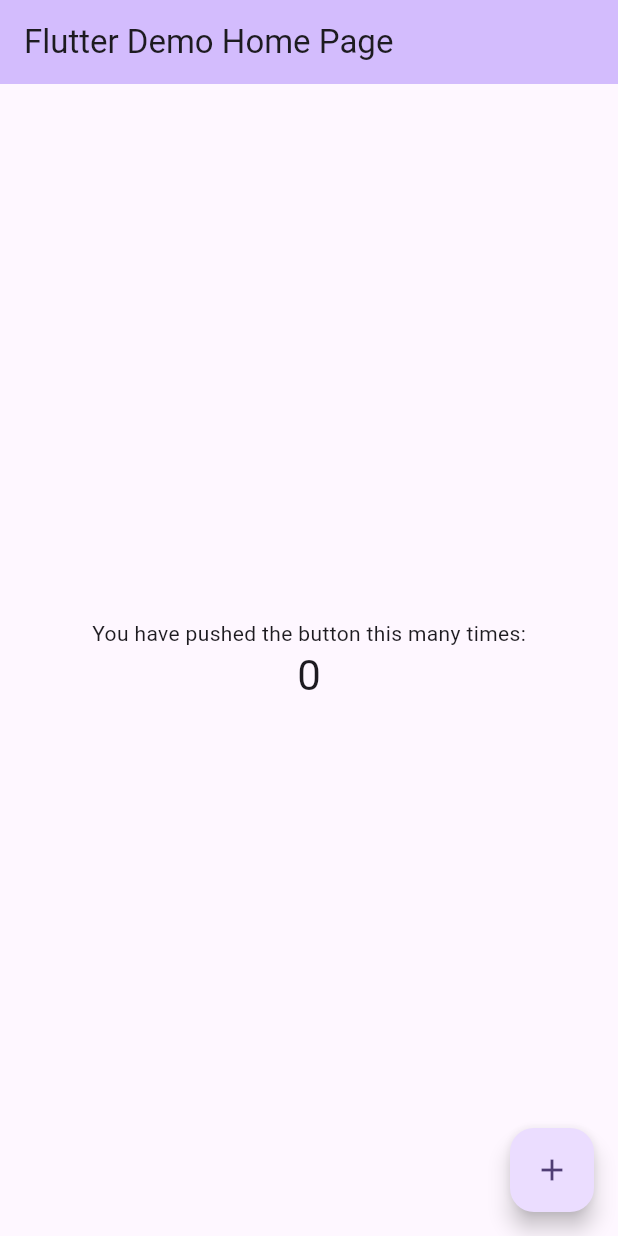
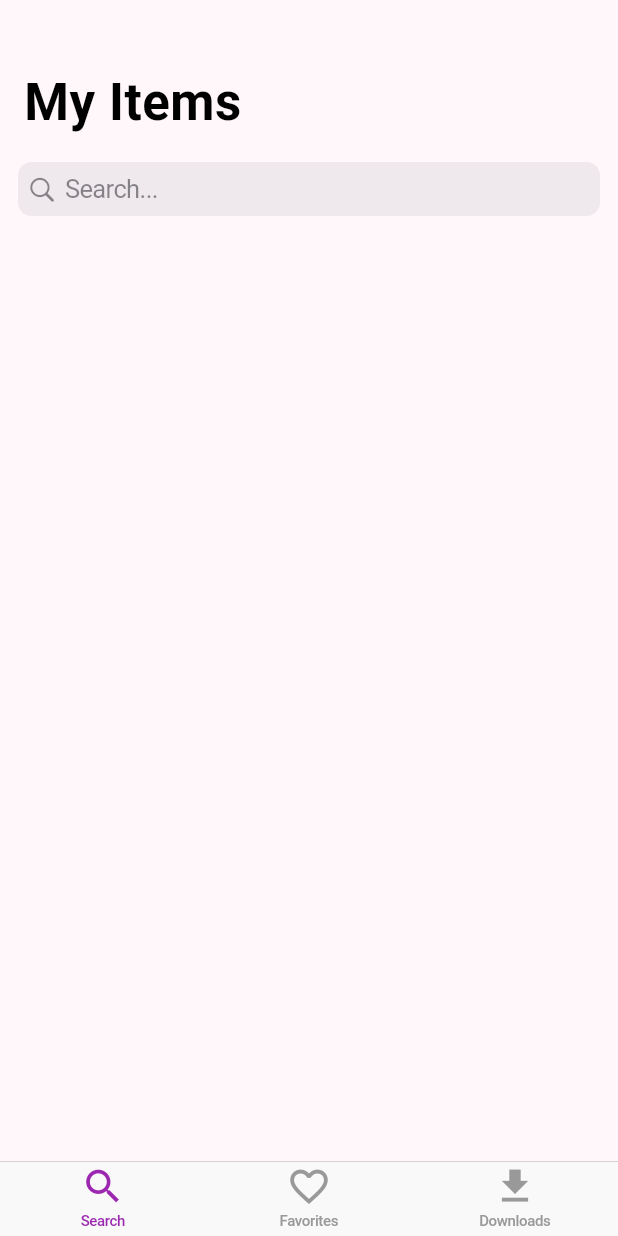
Before and after one commit to abdulbasit4726/Podcast_Flutter, a Flutter app: the screen it shows after launch, on a phone screen of 412 x 824 dp. Run offline on Flutter 3.47's test engine with Material 3 defaults, Android fonts, the phone set to English and light mode, and no system bars.

Commit message:
Search API Implementation

```diff
--- a/lib/main.dart
+++ b/lib/main.dart
@@ -1,4 +1,6 @@
 import 'package:flutter/material.dart';
+
+import 'package:podcast_flutter/screens/tabbar_screen.dart';
 
 void main() {
   runApp(const MyApp());
@@ -11,112 +13,12 @@ class MyApp extends StatelessWidget {
   @override
   Widget build(BuildContext context) {
     return MaterialApp(
-      title: 'Flutter Demo',
+      title: 'Podcast Flutter',
+      debugShowCheckedModeBanner: false,
       theme: ThemeData(
-        // This is the theme of your application.
-        //
-        // TRY THIS: Try running your application with "flutter run". You'll see
-        // the application has a purple toolbar. Then, without quitting the app,
-        // try changing the seedColor in the colorScheme below to Colors.green
-        // and then invoke "hot reload" (save your changes or press the "hot
-        // reload" button in a Flutter-supported IDE, or press "r" if you used
-        // the command line to start the app).
-        //
-        // Notice that the counter didn't reset back to zero; the application
-        // state is not lost during the reload. To reset the state, use hot
-        // restart instead.
-        //
-        // This works for code too, not just values: Most code changes can be
-        // tested with just a hot reload.
-        colorScheme: ColorScheme.fromSeed(seedColor: Colors.deepPurple),
+        colorScheme: ColorScheme.fromSeed(seedColor: Colors.purple),
       ),
-      home: const MyHomePage(title: 'Flutter Demo Home Page'),
+      home: const TabbarScreen(),
     );
   }
 }
-
-class MyHomePage extends StatefulWidget {
-  const MyHomePage({super.key, required this.title});
-
-  // This widget is the home page of your application. It is stateful, meaning
-  // that it has a State object (defined below) that contains fields that affect
-  // how it looks.
-
-  // This class is the configuration for the state. It holds the values (in this
-  // case the title) provided by the parent (in this case the App widget) and
-  // used by the build method of the State. Fields in a Widget subclass are
-  // always marked "final".
-
-  final String title;
-
-  @override
-  State<MyHomePage> createState() => _MyHomePageState();
-}
-
-class _MyHomePageState extends State<MyHomePage> {
-  int _counter = 0;
-
-  void _incrementCounter() {
-    setState(() {
-      // This call to setState tells the Flutter framework that something has
-      // changed in this State, which causes it to rerun the build method below
-      // so that the display can reflect the updated values. If we changed
-      // _counter without calling setState(), then the build method would not be
-      // called again, and so nothing would appear to happen.
-      _counter++;
-    });
-  }
-
-  @override
-  Widget build(BuildContext context) {
-    // This method is rerun every time setState is called, for instance as done
-    // by the _incrementCounter method above.
-    //
-    // The Flutter framework has been optimized to make rerunning build methods
-    // fast, so that you can just rebuild anything that needs updating rather
-    // than having to individually change instances of widgets.
-    return Scaffold(
-      appBar: AppBar(
-        // TRY THIS: Try changing the color here to a specific color (to
-        // Colors.amber, perhaps?) and trigger a hot reload to see the AppBar
-        // change color while the other colors stay the same.
-        backgroundColor: Theme.of(context).colorScheme.inversePrimary,
-        // Here we take the value from the MyHomePage object that was created by
-        // the App.build method, and use it to set our appbar title.
-        title: Text(widget.title),
-      ),
-      body: Center(
-        // Center is a layout widget. It takes a single child and positions it
-        // in the middle of the parent.
-        child: Column(
-          // Column is also a layout widget. It takes a list of children and
-          // arranges them vertically. By default, it sizes itself to fit its
-          // children horizontally, and tries to be as tall as its parent.
-          //
-          // Column has various properties to control how it sizes itself and
-          // how it positions its children. Here we use mainAxisAlignment to
-          // center the children vertically; the main axis here is the vertical
-          // axis because Columns are vertical (the cross axis would be
-          // horizontal).
-          //
-          // TRY THIS: Invoke "debug painting" (choose the "Toggle Debug Paint"
-          // action in the IDE, or press "p" in the console), to see the
-          // wireframe for each widget.
-          mainAxisAlignment: MainAxisAlignment.center,
-          children: <Widget>[
-            const Text('You have pushed the button this many times:'),
-            Text(
-              '$_counter',
-              style: Theme.of(context).textTheme.headlineMedium,
-            ),
-          ],
-        ),
-      ),
-      floatingActionButton: FloatingActionButton(
-        onPressed: _incrementCounter,
-        tooltip: 'Increment',
-        child: const Icon(Icons.add),
-      ), // This trailing comma makes auto-formatting nicer for build methods.
-    );
-  }
-}
--- /dev/null
+++ b/lib/models/podcast.dart
@@ -0,0 +1,20 @@
+class Podcast {
+  final int trackId;
+  final String? trackName;
+  final String? artistName;
+
+  Podcast({required this.trackId, this.trackName, this.artistName});
+
+  factory Podcast.fromJSON(Map<String, dynamic> json) {
+    return Podcast(
+      trackId: json["trackId"],
+      trackName: json["trackName"] ?? "",
+      artistName: json["artistName"] ?? "",
+    );
+  }
+
+  // 🔹 Helper method
+  static List<Podcast> fromJsonList(List<dynamic> list) {
+    return list.map((item) => Podcast.fromJSON(item)).toList();
+  }
+}
--- /dev/null
+++ b/lib/screens/search_screen.dart
@@ -0,0 +1,80 @@
+import 'package:flutter/cupertino.dart';
+import 'package:podcast_flutter/API/api_service.dart';
+
+import '../models/podcast.dart';
+
+class SearchScreen extends StatefulWidget {
+  const SearchScreen({super.key});
+
+  @override
+  SearchScreenState createState() => SearchScreenState();
+}
+
+class SearchScreenState extends State<SearchScreen> {
+  final TextEditingController _searchController = TextEditingController();
+  List<Podcast> _podcasts = [];
+
+  @override
+  Widget build(BuildContext context) {
+    return _buildCupertinoPage();
+  }
+
+  void handleSearch(String searchText) async {
+    final podcasts = await fetchPodcasts(searchText);
+    // print("Podcasts ${podcasts}");
+    setState(() {
+      _podcasts = podcasts.results;
+    });
+  }
+
+  // iOS UI
+  Widget _buildCupertinoPage() {
+    return CupertinoPageScaffold(
+      child: CustomScrollView(
+        slivers: [
+          CupertinoSliverNavigationBar(
+            largeTitle: Text('My Items'),
+            stretch: true,
+            backgroundColor: CupertinoColors.systemGroupedBackground,
+            bottomMode: NavigationBarBottomMode.always,
+            bottom: PreferredSize(
+              preferredSize: Size.fromHeight(60),
+              child: Padding(
+                padding: const EdgeInsets.all(12),
+                child: CupertinoSearchTextField(
+                  controller: _searchController,
+                  placeholder: 'Search...',
+                  onChanged: handleSearch,
+                ),
+              ),
+            ),
+          ),
+          SearchList(podcasts: _podcasts),
+        ],
+      ),
+    );
+  }
+}
+
+class SearchList extends StatelessWidget {
+  const SearchList({super.key, required List<Podcast> podcasts})
+    : _podcasts = podcasts;
+
+  final List<Podcast> _podcasts;
+
+  @override
+  Widget build(BuildContext context) {
+    return SliverList(
+      delegate: SliverChildBuilderDelegate((context, index) {
+        final podcast = _podcasts[index];
+        return CupertinoListTile(
+          padding: EdgeInsets.symmetric(horizontal: 16, vertical: 12),
+          leadingSize: 50,
+          leading: Image.asset("assets/images/appicon.png", fit: BoxFit.cover),
+          title: Text(podcast.trackName ?? ""),
+          subtitle: Text(podcast.artistName ?? ""),
+        );
+      }, childCount: _podcasts.length),
+    );
+  }
+}
--- /dev/null
+++ b/lib/screens/tabbar_screen.dart
@@ -0,0 +1,88 @@
+import 'package:flutter/cupertino.dart';
+import 'package:flutter/material.dart';
+import 'package:podcast_flutter/screens/downloads_screen.dart';
+
+import 'package:podcast_flutter/screens/favorites_screen.dart';
+import 'package:podcast_flutter/screens/search_screen.dart';
+
+class TabbarScreen extends StatefulWidget {
+  const TabbarScreen({super.key});
+
+  @override
+  State<TabbarScreen> createState() => _TabbarScreenState();
+}
+
+class _TabbarScreenState extends State<TabbarScreen> {
+  // int _selectedIndex = 0;
+
+  final List<Widget> _screens = [
+    const SearchScreen(),
+    const FavoritesScreen(),
+    const DownloadsScreen(),
+  ];
+
+  // void _onItemTapped(int index) {
+  //   setState(() {
+  //     _selectedIndex = index;
+  //   });
+  // }
+
+  @override
+  Widget build(BuildContext context) {
+    return CupertinoTabScaffold(
+      tabBar: CupertinoTabBar(
+        activeColor: Colors.purple,
+        items: [
+          BottomNavigationBarItem(
+            icon: Icon(Icons.search),
+            label: 'Search',
+            activeIcon: Icon(Icons.search_outlined),
+          ),
+          BottomNavigationBarItem(
+            icon: Icon(Icons.favorite_border),
+            label: 'Favorites',
+            activeIcon: Icon(Icons.favorite),
+          ),
+          BottomNavigationBarItem(
+            icon: Icon(Icons.download),
+            label: 'Downloads',
+          ),
+        ],
+      ),
+      tabBuilder: (ctx, index) {
+        return CupertinoTabView(
+          builder: (context) {
+            return _screens[index];
+          },
+        );
+      },
+    );
+  }
+
+  // @override
+  // Widget build(BuildContext context) {
+  //   return Scaffold(
+  //     body: _screens[_selectedIndex],
+  //     bottomNavigationBar: BottomNavigationBar(
+  //       currentIndex: _selectedIndex,
+  //       onTap: _onItemTapped,
+  //       items: const [
+  //         BottomNavigationBarItem(
+  //           icon: Icon(Icons.search),
+  //           label: 'Search',
+  //           activeIcon: Icon(Icons.search_outlined),
+  //         ),
+  //         BottomNavigationBarItem(
+  //           icon: Icon(Icons.favorite_border),
+  //           label: 'Favorites',
+  //           activeIcon: Icon(Icons.favorite),
+  //         ),
+  //         BottomNavigationBarItem(
+  //           icon: Icon(Icons.download),
+  //           label: 'Downloads',
+  //         ),
+  //       ],
+  //     ),
+  //   );
+  // }
+}
--- a/pubspec.yaml
+++ b/pubspec.yaml
@@ -34,6 +34,7 @@ dependencies:
   # The following adds the Cupertino Icons font to your application.
   # Use with the CupertinoIcons class for iOS style icons.
   cupertino_icons: ^1.0.8
+  http: ^1.4.0
 
 dev_dependencies:
   flutter_test:
@@ -58,8 +59,8 @@ flutter:
   uses-material-design: true
 
   # To add assets to your application, add an assets section, like this:
-  # assets:
-  #   - images/a_dot_burr.jpeg
+  assets:
+    - assets/images/
   #   - images/a_dot_ham.jpeg
 
   # An image asset can refer to one or more resolution-specific "variants", see
```
Also changed, not shown: lib/API/api_service.dart (added, +19 -0 lines), lib/models/search_result.dart (added, +15 -0 lines), lib/screens/downloads_screen.dart (added, +22 -0 lines), lib/screens/favorites_screen.dart (added, +22 -0 lines), assets/images/appicon.png (added), pubspec.lock.
